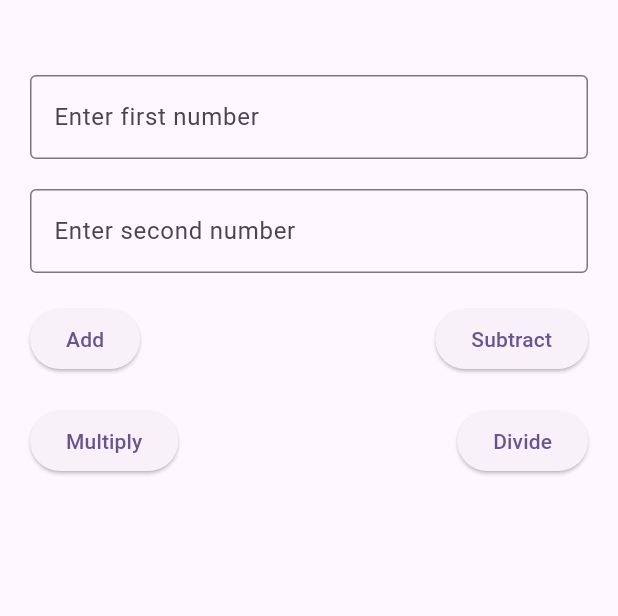
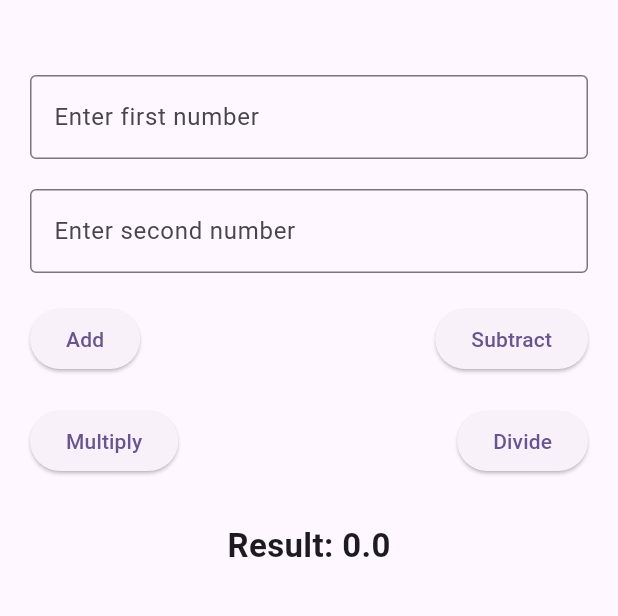
Before and after one commit to jisdulanjana/simple-calculator-flutter, a Flutter app: the screen it shows after launch, after a tap on "Add", on a phone screen of 412 x 824 dp, the part 84-700 px from its top. Run offline on Flutter 3.47's test engine with Material 2 defaults, Android fonts, the phone set to English and light mode, and no system bars; our stand-ins replace device_preview.

Commit message:
final output

```diff
--- a/lib/home.dart
+++ b/lib/home.dart
@@ -8,6 +8,10 @@ class HomePage extends StatefulWidget {
 }
 
 class _HomePageState extends State<HomePage> {
+  final TextEditingController firstContoller = TextEditingController();
+  final TextEditingController secondContoller = TextEditingController();
+  double result = 0;
+
   @override
   Widget build(BuildContext context) {
     return Scaffold(
@@ -21,17 +25,21 @@ class _HomePageState extends State<HomePage> {
             const SizedBox(
               height: 30,
             ),
-            const TextField(
-              decoration: InputDecoration(
+            TextField(
+              controller: firstContoller,
+              decoration: const InputDecoration(
                   border: OutlineInputBorder(), hintText: 'Enter first number'),
+              keyboardType: TextInputType.number,
             ),
             const SizedBox(
               height: 20,
             ),
-            const TextField(
-              decoration: InputDecoration(
+            TextField(
+              controller: secondContoller,
+              decoration: const InputDecoration(
                   border: OutlineInputBorder(),
                   hintText: 'Enter second number'),
+              keyboardType: TextInputType.number,
             ),
             const SizedBox(
               height: 20,
@@ -40,12 +48,24 @@ class _HomePageState extends State<HomePage> {
               mainAxisAlignment: MainAxisAlignment.spaceEvenly,
               children: [
                 ElevatedButton(
-                  onPressed: () {},
+                  onPressed: () {
+                    double firstNumber = double.parse(firstContoller.text);
+                    double secondNumber = double.parse(secondContoller.text);
+                    setState(() {
+                      result = firstNumber + secondNumber;
+                    });
+                  },
                   child: const Text('Add'),
                 ),
                 const Spacer(),
                 ElevatedButton(
-                  onPressed: () {},
+                  onPressed: () {
+                    double firstNumber = double.parse(firstContoller.text);
+                    double secondNumber = double.parse(secondContoller.text);
+                    setState(() {
+                      result = firstNumber - secondNumber;
+                    });
+                  },
                   child: const Text('Subtract'),
                 ),
               ],
@@ -57,15 +77,34 @@ class _HomePageState extends State<HomePage> {
               mainAxisAlignment: MainAxisAlignment.spaceEvenly,
               children: [
                 ElevatedButton(
-                  onPressed: () {},
+                  onPressed: () {
+                    double firstNumber = double.parse(firstContoller.text);
+                    double secondNumber = double.parse(secondContoller.text);
+                    setState(() {
+                      result = firstNumber * secondNumber;
+                    });
+                  },
                   child: const Text('Multiply'),
                 ),
                 const Spacer(),
                 ElevatedButton(
-                  onPressed: () {},
+                  onPressed: () {
+                    double firstNumber = double.parse(firstContoller.text);
+                    double secondNumber = double.parse(secondContoller.text);
+                    setState(() {
+                      result = firstNumber / secondNumber;
+                    });
+                  },
                   child: const Text('Divide'),
                 )
               ],
+            ),
+            const SizedBox(
+              height: 30,
+            ),
+            Text(
+              'Result: $result',
+              style: const TextStyle(fontSize: 22, fontWeight: FontWeight.bold),
             )
           ],
         ),
--- a/lib/main.dart
+++ b/lib/main.dart
@@ -19,6 +19,7 @@ class MyApp extends StatelessWidget {
   @override
   Widget build(BuildContext context) {
     return MaterialApp(
+      debugShowCheckedModeBanner: false,
       title: 'Calculator',
       theme: ThemeData(
         colorScheme: ColorScheme.fromSeed(seedColor: Colors.deepPurple),
```
